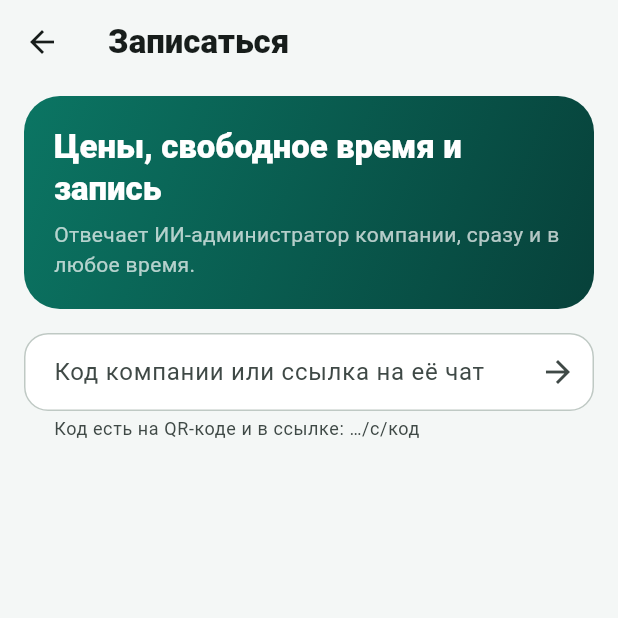
After one commit to Asilovvv/joop-ai, a Flutter app: the screen it shows after launch, after a tap on "Я клиент: записаться", on a phone screen of 412 x 824 dp, the top half of it. The commit adds this screen. Run offline on Flutter 3.47's test engine with Material 3 defaults, Android fonts, the phone set to English and light mode, and no system bars; our stand-ins replace equatable, flutter_bloc, shared_preferences; network calls fail.

Commit message:
Add the customer side to the mobile app
A customer opens a business by its code or chat link and talks to its
AI administrator through the web chat's API, with staff replies from
the panel in the same chat. GET /api/mobile/places/{slug} gives the
public card; the sign-up example's prices and hours are left out, as on
the public pages. No directory of all businesses.

```diff
--- /dev/null
+++ b/mobile/lib/bloc/places_cubit.dart
@@ -0,0 +1,52 @@
+import 'package:equatable/equatable.dart';
+import 'package:flutter_bloc/flutter_bloc.dart';
+
+import '../core/api_client.dart';
+import '../data/customer_repository.dart';
+import '../data/models.dart';
+
+class PlacesState extends Equatable {
+  const PlacesState({this.places = const [], this.adding = false, this.error, this.opened});
+
+  final List<SavedPlace> places;
+  final bool adding;
+  final String? error;
+
+  /// The business just found by its code: the screen opens it.
+  final Place? opened;
+
+  @override
+  List<Object?> get props => [places, adding, error, opened];
+}
+
+/// The customer's businesses: opened by code or link, remembered on the device.
+class PlacesCubit extends Cubit<PlacesState> {
+  PlacesCubit(this._repository) : super(const PlacesState());
+
+  final CustomerRepository _repository;
+
+  Future<void> load() async => emit(PlacesState(places: await _repository.savedPlaces()));
+
+  Future<void> open(String input) async {
+    final code = codeFrom(input);
+    if (code == null) {
+      emit(PlacesState(places: state.places, error: 'Введите код компании, например aktish, или ссылку на её чат.'));
+      return;
+    }
+    emit(PlacesState(places: state.places, adding: true));
+    try {
+      final place = await _repository.place(code);
+      final places = [SavedPlace(place.slug, place.name), ...state.places.where((p) => p.slug != place.slug)];
+      await _repository.savePlaces(places);
+      emit(PlacesState(places: places, opened: place));
+    } on ApiException catch (e) {
+      emit(PlacesState(places: state.places, error: e.message));
+    }
+  }
+
+  Future<void> remove(String slug) async {
+    final places = state.places.where((p) => p.slug != slug).toList();
+    await _repository.savePlaces(places);
+    emit(PlacesState(places: places));
+  }
+}
--- a/mobile/lib/data/models.dart
+++ b/mobile/lib/data/models.dart
@@ -135,3 +135,81 @@ class Service extends Equatable {
   @override
   List<Object?> get props => [id, name, price, category, available];
 }
+
+/// A business's public card, for customers.
+class Place extends Equatable {
+  const Place({
+    required this.slug,
+    required this.name,
+    required this.niche,
+    required this.description,
+    required this.address,
+    required this.phone,
+    required this.hours,
+    required this.booking,
+    required this.services,
+  });
+
+  factory Place.fromJson(Map<String, dynamic> json) => Place(
+        slug: json['slug'] as String,
+        name: json['name'] as String,
+        niche: (json['niche'] as String?) ?? '',
+        description: (json['description'] as String?) ?? '',
+        address: (json['address'] as String?) ?? '',
+        phone: (json['phone'] as String?) ?? '',
+        hours: (json['hours'] as String?) ?? '',
+        booking: (json['booking'] as bool?) ?? false,
+        services: [
+          for (final row in (json['services'] as List? ?? const []))
+            Service.fromJson({...(row as Map<String, dynamic>), 'available': true}),
+        ],
+      );
+
+  final String slug;
+  final String name;
+  final String niche;
+  final String description;
+  final String address;
+  final String phone;
+  final String hours;
+
+  /// The business takes bookings (a clinic, a salon), not only orders or questions.
+  final bool booking;
+  final List<Service> services;
+
+  @override
+  List<Object?> get props => [slug, name, niche, description, address, phone, hours, booking, services];
+}
+
+/// A business the customer opened before, kept on the device.
+class SavedPlace extends Equatable {
+  const SavedPlace(this.slug, this.name);
+
+  factory SavedPlace.fromJson(Map<String, dynamic> json) => SavedPlace(json['slug'] as String, json['name'] as String);
+
+  final String slug;
+  final String name;
+
+  Map<String, dynamic> toJson() => {'slug': slug, 'name': name};
+
+  @override
+  List<Object?> get props => [slug, name];
+}
+
+class ChatMessage extends Equatable {
+  const ChatMessage({required this.fromCustomer, required this.text, this.staffId});
+
+  factory ChatMessage.fromJson(Map<String, dynamic> json) =>
+      ChatMessage(fromCustomer: json['me'] as bool, text: json['text'] as String, staffId: json['staff'] as int?);
+
+  final bool fromCustomer;
+  final String text;
+
+  /// Set for a reply a staff member wrote from the panel (its message id on the server).
+  final int? staffId;
+
+  Map<String, dynamic> toJson() => {'me': fromCustomer, 'text': text, if (staffId != null) 'staff': staffId};
+
+  @override
+  List<Object?> get props => [fromCustomer, text, staffId];
+}
--- a/mobile/lib/main.dart
+++ b/mobile/lib/main.dart
@@ -3,27 +3,30 @@ import 'package:flutter_bloc/flutter_bloc.dart';
 
 import 'bloc/auth_bloc.dart';
 import 'core/api_client.dart';
+import 'data/customer_repository.dart';
 import 'data/joop_repository.dart';
 import 'ui/home_shell.dart';
 import 'ui/login_screen.dart';
 import 'ui/theme.dart';
 
 void main() {
-  runApp(JoopApp(repository: JoopRepository(ApiClient())));
+  final api = ApiClient();
+  runApp(JoopApp(repository: JoopRepository(api), customers: CustomerRepository(api)));
 }
 
 class JoopApp extends StatelessWidget {
-  const JoopApp({super.key, required this.repository, this.today});
+  const JoopApp({super.key, required this.repository, required this.customers, this.today});
 
   final JoopRepository repository;
+  final CustomerRepository customers;
 
   /// Fixed in tests; the device's date otherwise.
   final DateTime? today;
 
   @override
   Widget build(BuildContext context) {
-    return RepositoryProvider.value(
-      value: repository,
+    return MultiRepositoryProvider(
+      providers: [RepositoryProvider.value(value: repository), RepositoryProvider.value(value: customers)],
       child: BlocProvider(
         create: (_) => AuthBloc(repository)..add(const AuthStarted()),
         child: MaterialApp(
--- /dev/null
+++ b/mobile/lib/ui/customer_home_screen.dart
@@ -0,0 +1,120 @@
+import 'package:flutter/material.dart';
+import 'package:flutter_bloc/flutter_bloc.dart';
+
+import '../bloc/places_cubit.dart';
+import '../data/customer_repository.dart';
+import 'place_screen.dart';
+import 'theme.dart';
+
+/// For customers: open a business by its code or link and talk to its AI administrator.
+class CustomerHomeScreen extends StatelessWidget {
+  const CustomerHomeScreen({super.key});
+
+  @override
+  Widget build(BuildContext context) => BlocProvider(
+        create: (_) => PlacesCubit(context.read<CustomerRepository>())..load(),
+        child: const _CustomerHome(),
+      );
+}
+
+class _CustomerHome extends StatefulWidget {
+  const _CustomerHome();
+
+  @override
+  State<_CustomerHome> createState() => _CustomerHomeState();
+}
+
+class _CustomerHomeState extends State<_CustomerHome> {
+  final _code = TextEditingController();
+
+  @override
+  void dispose() {
+    _code.dispose();
+    super.dispose();
+  }
+
+  void _open(BuildContext context, String code) => context.read<PlacesCubit>().open(code);
+
+  @override
+  Widget build(BuildContext context) {
+    final theme = Theme.of(context);
+    return Scaffold(
+      appBar: AppBar(title: const Text('Записаться', style: TextStyle(fontWeight: FontWeight.w800))),
+      body: BlocConsumer<PlacesCubit, PlacesState>(
+        listenWhen: (a, b) => b.opened != null && a.opened != b.opened,
+        listener: (context, state) {
+          _code.clear();
+          Navigator.of(context).push(MaterialPageRoute(builder: (_) => PlaceScreen(place: state.opened!)));
+        },
+        builder: (context, state) => ListView(
+          padding: const EdgeInsets.fromLTRB(16, 8, 16, 24),
+          children: [
+            Container(
+              padding: const EdgeInsets.all(20),
+              decoration: BoxDecoration(gradient: brandGradient, borderRadius: BorderRadius.circular(24)),
+              child: Column(
+                crossAxisAlignment: CrossAxisAlignment.start,
+                children: [
+                  Text('Цены, свободное время и запись',
+                      style: theme.textTheme.titleLarge?.copyWith(color: Colors.white, fontWeight: FontWeight.w800)),
+                  const SizedBox(height: 6),
+                  Text('Отвечает ИИ-администратор компании, сразу и в любое время.',
+                      style: theme.textTheme.bodyMedium?.copyWith(color: Colors.white70)),
+                ],
+              ),
+            ),
+            const SizedBox(height: 16),
+            TextField(
+              key: const Key('place-code'),
+              controller: _code,
+              decoration: InputDecoration(
+                labelText: 'Код компании или ссылка на её чат',
+                helperText: 'Код есть на QR-коде и в ссылке: …/c/код',
+                errorText: state.error,
+                suffixIcon: state.adding
+                    ? const Padding(
+                        padding: EdgeInsets.all(14),
+                        child: SizedBox(width: 18, height: 18, child: CircularProgressIndicator(strokeWidth: 2)),
+                      )
+                    : IconButton(
+                        key: const Key('place-open'),
+                        tooltip: 'Открыть',
+                        icon: const Icon(Icons.arrow_forward),
+                        onPressed: () => _open(context, _code.text),
+                      ),
+              ),
+              textInputAction: TextInputAction.go,
+              onSubmitted: (v) => _open(context, v),
+            ),
+            const SizedBox(height: 20),
+            if (state.places.isNotEmpty) ...[
+              Text('Мои компании', style: theme.textTheme.titleMedium?.copyWith(fontWeight: FontWeight.w700)),
+              const SizedBox(height: 8),
+              for (final p in state.places)
+                Card(
+                  elevation: 0,
+                  color: cardColor(theme.colorScheme),
+                  shape: RoundedRectangleBorder(borderRadius: BorderRadius.circular(16)),
+                  child: ListTile(
+                    leading: CircleAvatar(
+                      backgroundColor: brandColor.withValues(alpha: 0.12),
+                      child: Text(p.name.isEmpty ? '?' : p.name.characters.first.toUpperCase(),
+                          style: const TextStyle(color: brandColor, fontWeight: FontWeight.w700)),
+                    ),
+                    title: Text(p.name),
+                    subtitle: Text(p.slug),
+                    onTap: () => _open(context, p.slug),
+                    trailing: IconButton(
+                      tooltip: 'Убрать из списка',
+                      icon: const Icon(Icons.close),
+                      onPressed: () => context.read<PlacesCubit>().remove(p.slug),
+                    ),
+                  ),
+                ),
+            ],
+          ],
+        ),
+      ),
+    );
+  }
+}
--- a/mobile/lib/ui/login_screen.dart
+++ b/mobile/lib/ui/login_screen.dart
@@ -3,6 +3,7 @@ import 'package:flutter_bloc/flutter_bloc.dart';
 
 import '../bloc/auth_bloc.dart';
 import '../data/joop_repository.dart';
+import 'customer_home_screen.dart';
 import 'theme.dart';
 
 /// Sign-in with the panel's credentials.
@@ -145,7 +146,20 @@ class _LoginScreenState extends State<LoginScreen> {
                       ),
                     ),
                     const SizedBox(height: 16),
-                    Text('Логин и пароль те же, что в панели Joop.',
+                    OutlinedButton.icon(
+                      key: const Key('customer'),
+                      onPressed: () => Navigator.of(context)
+                          .push(MaterialPageRoute(builder: (_) => const CustomerHomeScreen())),
+                      icon: const Icon(Icons.chat_bubble_outline),
+                      label: const Text('Я клиент: записаться'),
+                      style: OutlinedButton.styleFrom(
+                        foregroundColor: Colors.white,
+                        side: const BorderSide(color: Colors.white54),
+                        minimumSize: const Size.fromHeight(52),
+                      ),
+                    ),
+                    const SizedBox(height: 16),
+                    Text('Для владельцев и сотрудников: логин и пароль те же, что в панели Joop.',
                         textAlign: TextAlign.center, style: theme.textTheme.bodySmall?.copyWith(color: Colors.white70)),
                   ],
                 ),
```
Also changed, not shown: mobile/lib/bloc/chat_bloc.dart (added, +108 -0 lines), mobile/lib/data/customer_repository.dart (added, +87 -0 lines), mobile/lib/ui/place_screen.dart (added, +210 -0 lines), 7 other files.
